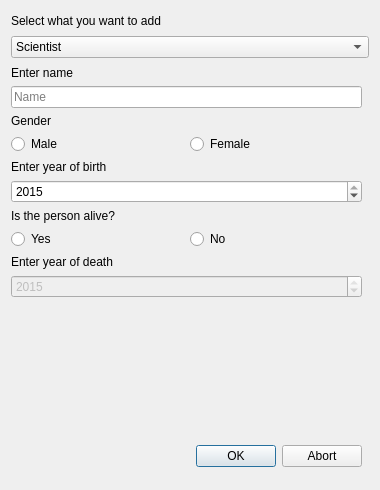
Before: the Qt Designer form VLNvika3/addentry.ui in Gylfian/VLN-vika-3, drawn with Qt 5.
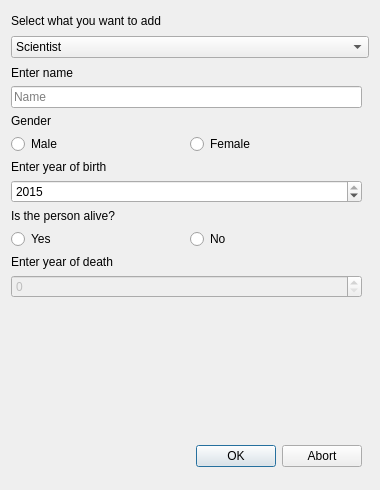
After: the same form once the commit is applied. The open tabs and pages were chosen to show the change.

The edit to the form file:
```diff
--- a/VLNvika3/addentry.ui
+++ b/VLNvika3/addentry.ui
@@ -318,7 +318,7 @@
            <number>2015</number>
           </property>
           <property name="value">
-           <number>2015</number>
+           <number>0</number>
           </property>
          </widget>
         </item>
```
Left out of the diff: 6 changed lines with no effect on the pictures.
